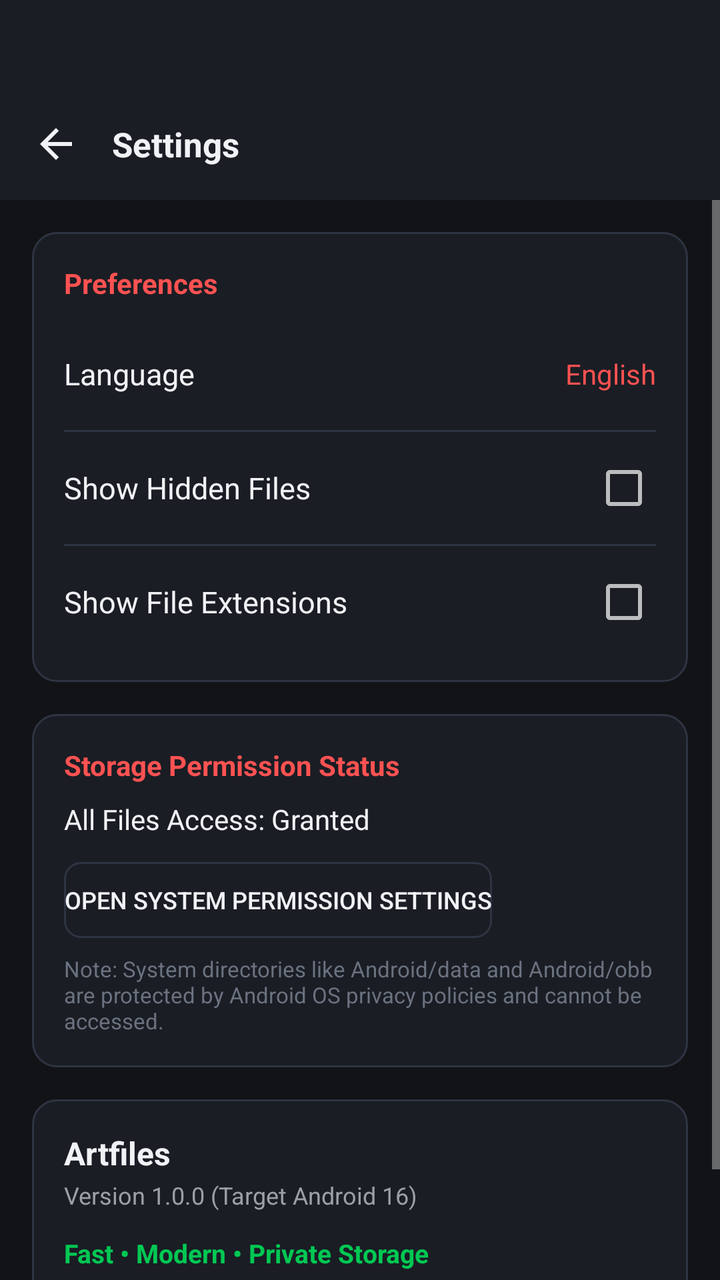
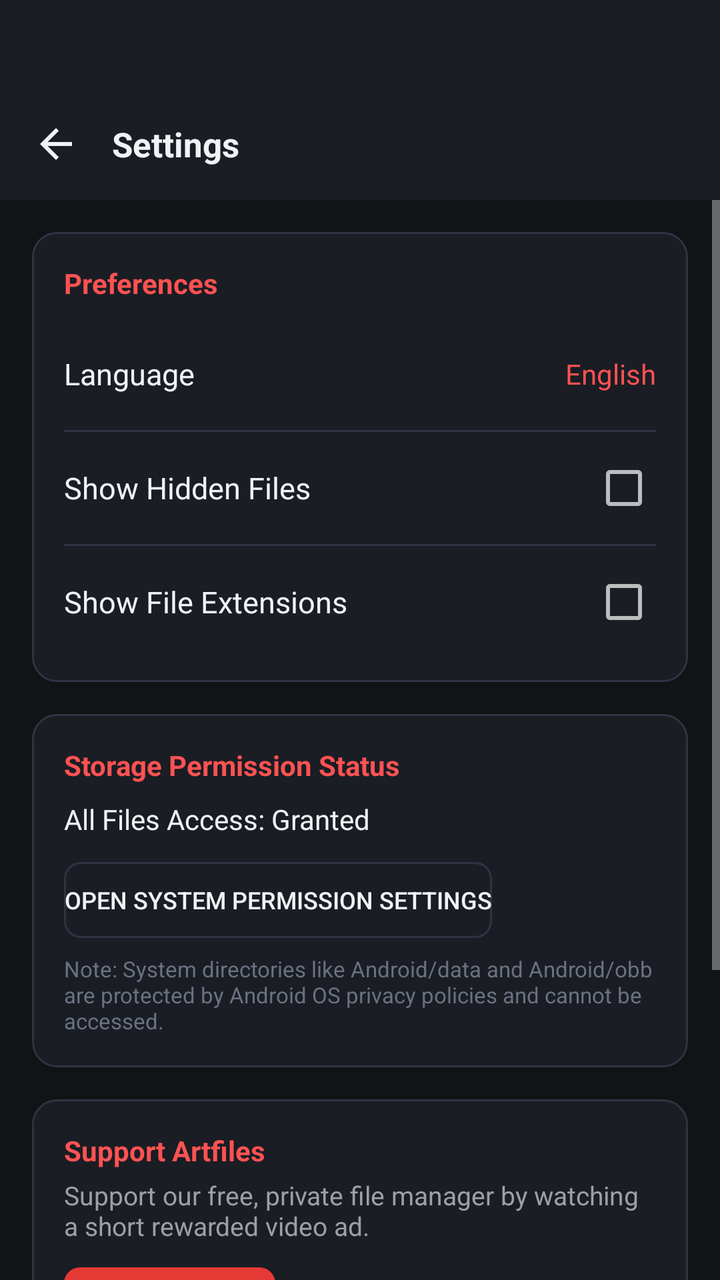

An Android layout rendered at two revisions. The XML below is the earlier revision; the diff shows what the commit changed to produce the second picture.
<!-- AndroidManifest.xml: application theme Theme.ArtrawFiles -->
<!-- res/layout/activity_settings.xml -->
<?xml version="1.0" encoding="utf-8"?>
<LinearLayout xmlns:android="http://schemas.android.com/apk/res/android"
    android:layout_width="match_parent"
    android:layout_height="match_parent"
    android:orientation="vertical"
    android:background="@color/bg_dark">

    
    <LinearLayout
        android:id="@+id/headerSettings"
        android:layout_width="match_parent"
        android:layout_height="wrap_content"
        android:orientation="vertical"
        android:background="@color/surface_dark">

        
        <View
            android:id="@+id/statusBarSpacerSettings"
            android:layout_width="match_parent"
            android:layout_height="44dp" />

        <RelativeLayout
            android:layout_width="match_parent"
            android:layout_height="56dp"
            android:paddingStart="8dp"
            android:paddingEnd="8dp">

            <ImageView
                android:id="@+id/btnSettingsBack"
                android:layout_width="40dp"
                android:layout_height="40dp"
                android:layout_alignParentStart="true"
                android:layout_centerVertical="true"
                android:padding="8dp"
                android:background="?android:attr/selectableItemBackgroundBorderless"
                android:src="@drawable/ic_arrow_back"
                android:contentDescription="Back" />

            <TextView
                android:layout_width="wrap_content"
                android:layout_height="wrap_content"
                android:layout_toEndOf="@id/btnSettingsBack"
                android:layout_centerVertical="true"
                android:layout_marginStart="8dp"
                android:text="@string/nav_settings"
                android:textColor="@color/text_primary_dark"
                android:textSize="17sp"
                android:textStyle="bold" />
        </RelativeLayout>
    </LinearLayout>

    <ScrollView
        android:id="@+id/scrollSettingsContent"
        android:layout_width="match_parent"
        android:layout_height="match_parent"
        android:clipToPadding="false">

        <LinearLayout
            android:layout_width="match_parent"
            android:layout_height="wrap_content"
            android:orientation="vertical"
            android:padding="16dp">

            
            <LinearLayout
                android:layout_width="match_parent"
                android:layout_height="wrap_content"
                android:orientation="vertical"
                android:background="@drawable/bg_card"
                android:padding="16dp"
                android:layout_marginBottom="16dp">

                <TextView
                    android:layout_width="wrap_content"
                    android:layout_height="wrap_content"
                    android:text="Preferences"
                    android:textColor="@color/artraw_crimson_accent"
                    android:textSize="14sp"
                    android:textStyle="bold"
                    android:layout_marginBottom="12dp" />

                
                <RelativeLayout
                    android:id="@+id/rowLanguage"
                    android:layout_width="match_parent"
                    android:layout_height="48dp"
                    android:clickable="true"
                    android:focusable="true">

                    <TextView
                        android:layout_width="wrap_content"
                        android:layout_height="wrap_content"
                        android:layout_alignParentStart="true"
                        android:layout_centerVertical="true"
                        android:text="@string/pref_language"
                        android:textColor="@color/text_primary_dark"
                        android:textSize="15sp" />

                    <TextView
                        android:id="@+id/tvCurrentLanguage"
                        android:layout_width="wrap_content"
                        android:layout_height="wrap_content"
                        android:layout_alignParentEnd="true"
                        android:layout_centerVertical="true"
                        android:text="English"
                        android:textColor="@color/artraw_crimson_accent"
                        android:textSize="14sp" />
                </RelativeLayout>

                <View
                    android:layout_width="match_parent"
                    android:layout_height="1dp"
                    android:background="@color/border_dark"
                    android:layout_marginTop="4dp"
                    android:layout_marginBottom="4dp" />

                
                <RelativeLayout
                    android:layout_width="match_parent"
                    android:layout_height="48dp">

                    <TextView
                        android:layout_width="wrap_content"
                        android:layout_height="wrap_content"
                        android:layout_alignParentStart="true"
                        android:layout_centerVertical="true"
                        android:text="@string/pref_show_hidden"
                        android:textColor="@color/text_primary_dark"
                        android:textSize="15sp" />

                    <CheckBox
                        android:id="@+id/cbShowHidden"
                        android:layout_width="wrap_content"
                        android:layout_height="wrap_content"
                        android:layout_alignParentEnd="true"
                        android:layout_centerVertical="true" />
                </RelativeLayout>

                <View
                    android:layout_width="match_parent"
                    android:layout_height="1dp"
                    android:background="@color/border_dark"
                    android:layout_marginTop="4dp"
                    android:layout_marginBottom="4dp" />

                
                <RelativeLayout
                    android:layout_width="match_parent"
                    android:layout_height="48dp">

                    <TextView
                        android:layout_width="wrap_content"
                        android:layout_height="wrap_content"
                        android:layout_alignParentStart="true"
                        android:layout_centerVertical="true"
                        android:text="@string/pref_show_extensions"
                        android:textColor="@color/text_primary_dark"
                        android:textSize="15sp" />

                    <CheckBox
                        android:id="@+id/cbShowExtensions"
                        android:layout_width="wrap_content"
                        android:layout_height="wrap_content"
                        android:layout_alignParentEnd="true"
                        android:layout_centerVertical="true" />
                </RelativeLayout>
            </LinearLayout>

            
            <LinearLayout
                android:layout_width="match_parent"
                android:layout_height="wrap_content"
                android:orientation="vertical"
                android:background="@drawable/bg_card"
                android:padding="16dp"
                android:layout_marginBottom="16dp">

                <TextView
                    android:layout_width="wrap_content"
                    android:layout_height="wrap_content"
                    android:text="Storage Permission Status"
                    android:textColor="@color/artraw_crimson_accent"
                    android:textSize="14sp"
                    android:textStyle="bold" />

                <TextView
                    android:id="@+id/tvPermissionStatus"
                    android:layout_width="match_parent"
                    android:layout_height="wrap_content"
                    android:layout_marginTop="8dp"
                    android:text="All Files Access: Granted"
                    android:textColor="@color/text_primary_dark"
                    android:textSize="14sp" />

                <Button
                    android:id="@+id/btnManagePermission"
                    android:layout_width="wrap_content"
                    android:layout_height="38dp"
                    android:layout_marginTop="12dp"
                    android:background="@drawable/bg_button_outlined"
                    android:text="Open System Permission Settings"
                    android:textColor="@color/text_primary_dark"
                    android:textSize="12sp" />

                <TextView
                    android:layout_width="match_parent"
                    android:layout_height="wrap_content"
                    android:layout_marginTop="8dp"
                    android:text="@string/perm_restricted_notice"
                    android:textColor="@color/text_tertiary_dark"
                    android:textSize="11sp" />
            </LinearLayout>

            
            <LinearLayout
                android:layout_width="match_parent"
                android:layout_height="wrap_content"
                android:orientation="vertical"
                android:background="@drawable/bg_card"
                android:padding="16dp">

                <TextView
                    android:layout_width="wrap_content"
                    android:layout_height="wrap_content"
                    android:text="@string/app_name"
                    android:textColor="@color/text_primary_dark"
                    android:textSize="16sp"
                    android:textStyle="bold" />

                <TextView
                    android:layout_width="wrap_content"
                    android:layout_height="wrap_content"
                    android:layout_marginTop="2dp"
                    android:text="Version 1.0.0 (Target Android 16)"
                    android:textColor="@color/text_secondary_dark"
                    android:textSize="12sp" />

                <TextView
                    android:layout_width="match_parent"
                    android:layout_height="wrap_content"
                    android:layout_marginTop="12dp"
                    android:text="@string/pref_privacy_pledge"
                    android:textColor="@color/status_success"
                    android:textSize="13sp"
                    android:textStyle="bold" />

                <TextView
                    android:layout_width="match_parent"
                    android:layout_height="wrap_content"
                    android:layout_marginTop="4dp"
                    android:text="Artfiles processes all files exclusively on your local device. Fast, secure and modern storage management."
                    android:textColor="@color/text_secondary_dark"
                    android:textSize="12sp" />
            </LinearLayout>
        </LinearLayout>
    </ScrollView>
</LinearLayout>
<!-- resources referenced by this layout -->
<resources>
  <color name="artraw_crimson_accent">#FF5252</color>
  <color name="bg_dark">#121316</color>
  <color name="border_dark">#2E3442</color>
  <color name="status_success">#00C853</color>
  <color name="surface_dark">#1A1D24</color>
  <color name="text_primary_dark">#F0F2F5</color>
  <color name="text_secondary_dark">#9AA0A6</color>
  <color name="text_tertiary_dark">#6B7280</color>
  <!-- drawable bg_button_outlined (drawable) -->
  <?xml version="1.0" encoding="utf-8"?>
  <shape xmlns:android="http://schemas.android.com/apk/res/android"
      android:shape="rectangle">
      <solid android:color="@android:color/transparent" />
      <corners android:radius="8dp" />
      <stroke
          android:width="1dp"
          android:color="@color/border_dark" />
  </shape>
  <!-- drawable bg_card (drawable) -->
  <?xml version="1.0" encoding="utf-8"?>
  <shape xmlns:android="http://schemas.android.com/apk/res/android"
      android:shape="rectangle">
      <solid android:color="@color/surface_dark" />
      <corners android:radius="12dp" />
      <stroke
          android:width="1dp"
          android:color="@color/border_dark" />
  </shape>
  <!-- drawable ic_arrow_back (drawable) -->
  <vector xmlns:android="http://schemas.android.com/apk/res/android"
      android:width="24dp"
      android:height="24dp"
      android:viewportWidth="24"
      android:viewportHeight="24">
      <path
          android:fillColor="#F0F2F5"
          android:pathData="M20,11H7.83l5.59,-5.59L12,4l-8,8 8,8 1.41,-1.41L7.83,13H20v-2z"/>
  </vector>
  <string name="app_name">Artfiles</string>
  <string name="nav_settings">Settings</string>
  <string name="perm_restricted_notice">Note: System directories like Android/data and Android/obb are protected by Android OS privacy policies and cannot be accessed.</string>
  <string name="pref_language">Language</string>
  <string name="pref_privacy_pledge">Fast • Modern • Private Storage</string>
  <string name="pref_show_extensions">Show File Extensions</string>
  <string name="pref_show_hidden">Show Hidden Files</string>
  <style name="Theme.ArtrawFiles" parent="@android:style/Theme.Material.NoActionBar">
          <item name="android:colorPrimary">@color/artraw_crimson</item>
          <item name="android:colorPrimaryDark">@color/artraw_crimson_dark</item>
          <item name="android:colorAccent">@color/artraw_crimson_accent</item>
          <item name="android:windowBackground">@color/bg_dark</item>
          <item name="android:colorBackground">@color/bg_dark</item>
          <item name="android:windowDrawsSystemBarBackgrounds">true</item>
          <item name="android:statusBarColor">@android:color/transparent</item>
          <item name="android:navigationBarColor">@android:color/transparent</item>
      </style>
  <color name="artraw_crimson">#E53935</color>
  <color name="artraw_crimson_dark">#B71C1C</color>
</resources>

<!-- the commit's change to res/layout/activity_settings.xml (unified diff, before → after) -->
@@ -217,6 +217,43 @@
                 android:layout_height="wrap_content"
                 android:orientation="vertical"
                 android:background="@drawable/bg_card"
+                android:padding="16dp"
+                android:layout_marginBottom="16dp">
+
+                <TextView
+                    android:layout_width="wrap_content"
+                    android:layout_height="wrap_content"
+                    android:text="Support Artfiles"
+                    android:textColor="@color/artraw_crimson_accent"
+                    android:textSize="14sp"
+                    android:textStyle="bold" />
+
+                <TextView
+                    android:layout_width="match_parent"
+                    android:layout_height="wrap_content"
+                    android:layout_marginTop="4dp"
+                    android:text="Support our free, private file manager by watching a short rewarded video ad."
+                    android:textColor="@color/text_secondary_dark"
+                    android:textSize="13sp" />
+
+                <Button
+                    android:id="@+id/btnWatchRewardedAd"
+                    android:layout_width="wrap_content"
+                    android:layout_height="40dp"
+                    android:layout_marginTop="12dp"
+                    android:background="@drawable/bg_button_primary"
+                    android:text="Watch Video Ad"
+                    android:textColor="@android:color/white"
+                    android:textSize="13sp"
+                    android:textStyle="bold" />
+            </LinearLayout>
+
+            
+            <LinearLayout
+                android:layout_width="match_parent"
+                android:layout_height="wrap_content"
+                android:orientation="vertical"
+                android:background="@drawable/bg_card"
                 android:padding="16dp">
 
                 <TextView
<!-- resource entries referenced after the edit -->
@@ -17,6 +17,13 @@
       <stroke
           android:width="1dp"
           android:color="@color/border_dark" />
+  </shape>
+  <!-- drawable bg_button_primary (drawable) -->
+  <?xml version="1.0" encoding="utf-8"?>
+  <shape xmlns:android="http://schemas.android.com/apk/res/android"
+      android:shape="rectangle">
+      <solid android:color="@color/artraw_crimson" />
+      <corners android:radius="8dp" />
   </shape>
   <!-- drawable bg_card (drawable) -->
   <?xml version="1.0" encoding="utf-8"?>
